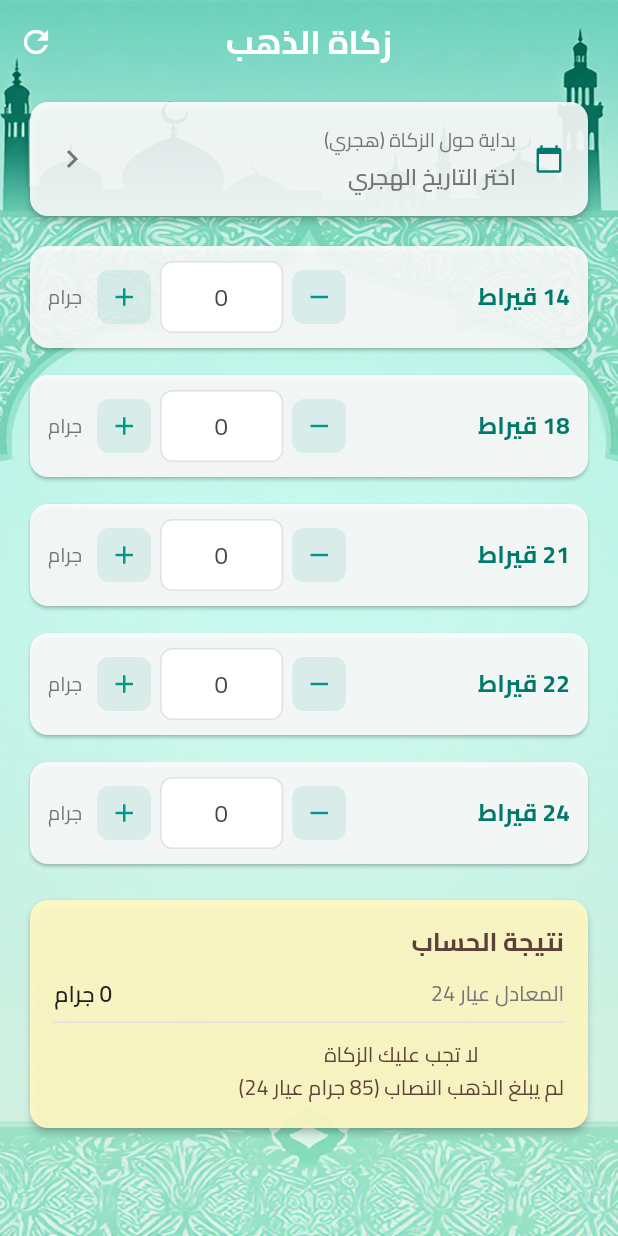
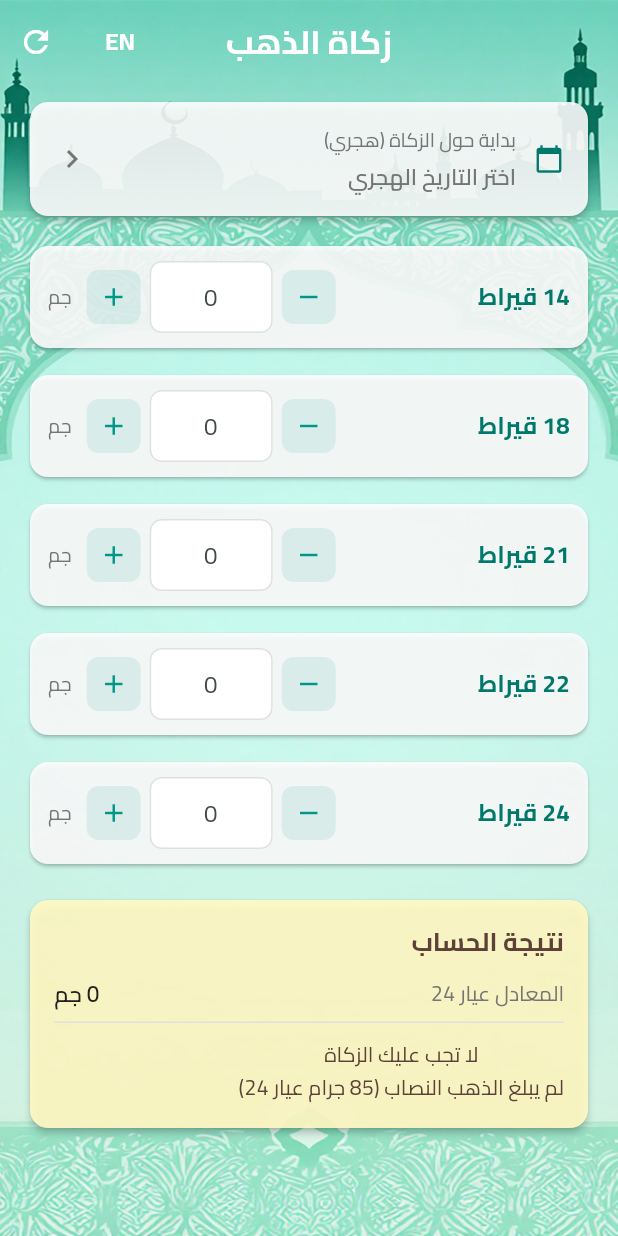
Before and after one commit to InvalidNamex/zakat, a Flutter app: the screen it shows after launch, on a phone screen of 412 x 824 dp. Run offline on Flutter 3.47's test engine with Material 3 defaults, Android fonts, the phone set to English and light mode, and no system bars; our stand-ins replace flutter_bloc, hijri, shared_preferences.

Commit message:
translations and icon

```diff
--- /dev/null
+++ b/lib/core/bloc/locale_cubit.dart
@@ -0,0 +1,23 @@
+import 'package:flutter/material.dart';
+import 'package:flutter_bloc/flutter_bloc.dart';
+
+import '../services/storage_service.dart';
+
+class LocaleCubit extends Cubit<Locale> {
+  LocaleCubit(this._storage)
+      : super(
+          _storage.getLocale() == 'en'
+              ? const Locale('en')
+              : const Locale('ar', 'EG'),
+        );
+
+  final StorageService _storage;
+
+  void toggleLocale() {
+    final next = state.languageCode == 'ar'
+        ? const Locale('en')
+        : const Locale('ar', 'EG');
+    _storage.saveLocale(next.languageCode);
+    emit(next);
+  }
+}
--- a/lib/core/services/storage_service.dart
+++ b/lib/core/services/storage_service.dart
@@ -7,6 +7,7 @@ class StorageService {
   static const String _hijriMonthKey = 'hijri_month';
   static const String _hijriDayKey = 'hijri_day';
   static const String _gramsPrefix = 'grams_';
+  static const String _localeKey = 'locale';
 
   final SharedPreferences _prefs;
 
@@ -49,4 +50,9 @@ class StorageService {
     await _prefs.remove(_hijriMonthKey);
     await _prefs.remove(_hijriDayKey);
   }
+
+  void saveLocale(String languageCode) =>
+      _prefs.setString(_localeKey, languageCode);
+
+  String? getLocale() => _prefs.getString(_localeKey);
 }
--- a/lib/features/home/home_screen.dart
+++ b/lib/features/home/home_screen.dart
@@ -5,9 +5,10 @@ import 'package:hijri/hijri_calendar.dart';
 
 import '../../constants/app_colors.dart';
 import '../../constants/app_constants.dart';
-import '../../constants/app_strings.dart';
+import '../../core/bloc/locale_cubit.dart';
 import '../../core/models/purity.dart';
 import '../../core/services/zakat_calculator.dart';
+import '../../l10n/app_localizations.dart';
 import 'bloc/home_bloc.dart';
 import 'bloc/home_event.dart';
 import 'bloc/home_state.dart';
@@ -21,21 +22,6 @@ class HomeScreen extends StatefulWidget {
 
 class _HomeScreenState extends State<HomeScreen> {
   final Map<int, TextEditingController> _controllers = {};
-
-  static const List<String> _hijriMonths = [
-    'محرم',
-    'صفر',
-    'ربيع الأول',
-    'ربيع الثاني',
-    'جمادى الأولى',
-    'جمادى الآخرة',
-    'رجب',
-    'شعبان',
-    'رمضان',
-    'شوال',
-    'ذو القعدة',
-    'ذو الحجة',
-  ];
 
   @override
   void initState() {
@@ -62,8 +48,8 @@ class _HomeScreenState extends State<HomeScreen> {
         : value.toString();
   }
 
-  String _formatHijriDate(HijriCalendar date) {
-    return '${date.hDay} ${_hijriMonths[date.hMonth - 1]} ${date.hYear} هـ';
+  String _formatHijriDate(HijriCalendar date, AppLocalizations l10n) {
+    return '${date.hDay} ${l10n.hijriMonths[date.hMonth - 1]} ${date.hYear} ${l10n.hijriSuffix}';
   }
 
   void _syncControllers(HomeLoaded state) {
@@ -130,6 +116,7 @@ class _HomeScreenState extends State<HomeScreen> {
   }
 
   Future<void> _pickHijriDate(HijriCalendar? current) async {
+    final l10n = AppLocalizations.of(context);
     final initial = current ?? HijriCalendar.now();
     int selYear = initial.hYear;
     int selMonth = initial.hMonth;
@@ -142,34 +129,34 @@ class _HomeScreenState extends State<HomeScreen> {
           final maxDays = _daysInHijriMonth(selYear, selMonth);
           if (selDay > maxDays) selDay = maxDays;
           return AlertDialog(
-            title: const Text('تاريخ بداية السنة الهجرية'),
+            title: Text(l10n.hijriDatePickerTitle),
             content: Column(
               mainAxisSize: MainAxisSize.min,
               children: [
-                _pickerRow('السنة', DropdownButton<int>(
+                _pickerRow(l10n.yearLabel, DropdownButton<int>(
                   value: selYear,
                   isExpanded: true,
                   items: [
                     for (int y = 1400; y <= 1500; y++)
-                      DropdownMenuItem(value: y, child: Text('$y هـ')),
+                      DropdownMenuItem(value: y, child: Text('$y ${l10n.hijriSuffix}')),
                   ],
                   onChanged: (v) =>
                       setDialogState(() => selYear = v ?? selYear),
                 )),
                 const SizedBox(height: 8),
-                _pickerRow('الشهر', DropdownButton<int>(
+                _pickerRow(l10n.monthLabel, DropdownButton<int>(
                   value: selMonth,
                   isExpanded: true,
                   items: [
-                    for (int m = 0; m < _hijriMonths.length; m++)
+                    for (int m = 0; m < l10n.hijriMonths.length; m++)
                       DropdownMenuItem(
-                          value: m + 1, child: Text(_hijriMonths[m])),
+                          value: m + 1, child: Text(l10n.hijriMonths[m])),
                   ],
                   onChanged: (v) =>
                       setDialogState(() => selMonth = v ?? selMonth),
                 )),
                 const SizedBox(height: 8),
-                _pickerRow('اليوم', DropdownButton<int>(
+                _pickerRow(l10n.dayLabel, DropdownButton<int>(
                   value: selDay,
                   isExpanded: true,
                   items: [
@@ -184,7 +171,7 @@ class _HomeScreenState extends State<HomeScreen> {
             actions: [
               TextButton(
                 onPressed: () => Navigator.pop(ctx),
-                child: const Text(AppStrings.no),
+                child: Text(l10n.no),
               ),
               TextButton(
                 onPressed: () => Navigator.pop(
@@ -194,7 +181,7 @@ class _HomeScreenState extends State<HomeScreen> {
                     ..hMonth = selMonth
                     ..hDay = selDay,
                 ),
-                child: const Text(AppStrings.yes),
+                child: Text(l10n.yes),
               ),
             ],
           );
@@ -208,21 +195,22 @@ class _HomeScreenState extends State<HomeScreen> {
   }
 
   Future<void> _confirmReset() async {
+    final l10n = AppLocalizations.of(context);
     final confirmed = await showDialog<bool>(
       context: context,
       builder: (ctx) => AlertDialog(
-        title: const Text(AppStrings.resetConfirmTitle),
-        content: const Text(AppStrings.resetConfirmContent),
+        title: Text(l10n.resetConfirmTitle),
+        content: Text(l10n.resetConfirmContent),
         actions: [
           TextButton(
             onPressed: () => Navigator.pop(ctx, false),
-            child: const Text(AppStrings.no),
+            child: Text(l10n.no),
           ),
           TextButton(
             onPressed: () => Navigator.pop(ctx, true),
-            child: const Text(
-              AppStrings.yes,
-              style: TextStyle(color: Colors.red),
+            child: Text(
+              l10n.yes,
+              style: const TextStyle(color: Colors.red),
             ),
           ),
         ],
@@ -259,6 +247,7 @@ class _HomeScreenState extends State<HomeScreen> {
   }
 
   Widget _buildLoadedUI(HomeLoaded state) {
+    final l10n = AppLocalizations.of(context);
     final topPad =
         MediaQuery.of(context).padding.top + kToolbarHeight + 8;
 
@@ -269,18 +258,29 @@ class _HomeScreenState extends State<HomeScreen> {
         backgroundColor: Colors.transparent,
         elevation: 0,
         scrolledUnderElevation: 0,
-        title: const Text(
-          AppStrings.appTitle,
-          style: TextStyle(
+        title: Text(
+          l10n.appTitle,
+          style: const TextStyle(
             fontWeight: FontWeight.bold,
             color: Colors.white,
           ),
         ),
         centerTitle: true,
         actions: [
+          TextButton(
+            onPressed: () => context.read<LocaleCubit>().toggleLocale(),
+            child: Text(
+              l10n.switchLanguageLabel,
+              style: const TextStyle(
+                color: Colors.white,
+                fontWeight: FontWeight.bold,
+                fontSize: 16,
+              ),
+            ),
+          ),
           IconButton(
             icon: const Icon(Icons.refresh, color: Colors.white),
-            tooltip: AppStrings.resetTooltip,
+            tooltip: l10n.resetTooltip,
             onPressed: _confirmReset,
           ),
         ],
@@ -298,12 +298,12 @@ class _HomeScreenState extends State<HomeScreen> {
               bottom: 24,
             ),
             children: [
-              _buildDateCard(state.hijriDate),
+              _buildDateCard(state.hijriDate, l10n),
               const SizedBox(height: 12),
               ...AppConstants.purities
-                  .map((p) => _buildPurityCard(p, state.grams[p.karat] ?? 0.0)),
+                  .map((p) => _buildPurityCard(p, state.grams[p.karat] ?? 0.0, l10n)),
               const SizedBox(height: 6),
-              _buildResultCard(state.grams),
+              _buildResultCard(state.grams, l10n),
               const SizedBox(height: 24),
             ],
           ),
@@ -314,7 +314,7 @@ class _HomeScreenState extends State<HomeScreen> {
 
   // ── Sub-widgets ───────────────────────────────────────────────────────────────
 
-  Widget _buildDateCard(HijriCalendar? date) {
+  Widget _buildDateCard(HijriCalendar? date, AppLocalizations l10n) {
     return Card(
       elevation: 2,
       color: const Color(0xE0FFFFFF),
@@ -336,9 +336,9 @@ class _HomeScreenState extends State<HomeScreen> {
                 child: Column(
                   crossAxisAlignment: CrossAxisAlignment.start,
                   children: [
-                    const Text(
-                      AppStrings.hijriDateLabel,
-                      style: TextStyle(
+                    Text(
+                      l10n.hijriDateLabel,
+                      style: const TextStyle(
                         fontSize: 13,
                         color: AppColors.textSecondary,
                       ),
@@ -346,8 +346,8 @@ class _HomeScreenState extends State<HomeScreen> {
                     const SizedBox(height: 4),
                     Text(
                       date != null
-                          ? _formatHijriDate(date)
-                          : AppStrings.selectHijriDate,
+                          ? _formatHijriDate(date, l10n)
+                          : l10n.selectHijriDate,
                       style: TextStyle(
                         fontSize: 15,
                         fontWeight: FontWeight.w600,
@@ -359,7 +359,10 @@ class _HomeScreenState extends State<HomeScreen> {
                   ],
                 ),
               ),
-              const Icon(Icons.chevron_left, color: AppColors.textSecondary),
+              Icon(
+                l10n.isArabic ? Icons.chevron_left : Icons.chevron_right,
+                color: AppColors.textSecondary,
+              ),
             ],
           ),
         ),
@@ -367,7 +370,7 @@ class _HomeScreenState extends State<HomeScreen> {
     );
   }
 
-  Widget _buildPurityCard(Purity purity, double currentGrams) {
+  Widget _buildPurityCard(Purity purity, double currentGrams, AppLocalizations l10n) {
     final karat = purity.karat;
     return Padding(
       padding: const EdgeInsets.only(bottom: 10),
@@ -381,7 +384,7 @@ class _HomeScreenState extends State<HomeScreen> {
             children: [
               Expanded(
                 child: Text(
-                  '$karat ${AppStrings.karatSuffix}',
+                  l10n.karatLabel(karat),
                   style: const TextStyle(
                     fontSize: 16,
                     fontWeight: FontWeight.bold,
@@ -432,10 +435,9 @@ class _HomeScreenState extends State<HomeScreen> {
                 () => _increment(karat, currentGrams),
               ),
               const SizedBox(width: 4),
-              const Text(
-                AppStrings.gramsUnit,
-                style:
-                    TextStyle(fontSize: 13, color: AppColors.textSecondary),
+              Text(
+                l10n.gramsUnit,
+                style: const TextStyle(fontSize: 13, color: AppColors.textSecondary),
               ),
             ],
           ),
@@ -458,7 +460,7 @@ class _HomeScreenState extends State<HomeScreen> {
     );
   }
 
-  Widget _buildResultCard(Map<int, double> grams) {
+  Widget _buildResultCard(Map<int, double> grams, AppLocalizations l10n) {
     final total = ZakatCalculator.totalEquivalent(grams);
     final zakatRequired = ZakatCalculator.isZakatRequired(total);
 
@@ -474,7 +476,7 @@ class _HomeScreenState extends State<HomeScreen> {
           crossAxisAlignment: CrossAxisAlignment.start,
           children: [
             Text(
-              AppStrings.resultTitle,
+              l10n.resultTitle,
               style: TextStyle(
                 fontSize: 17,
                 fontWeight: FontWeight.bold,
@@ -487,15 +489,15 @@ class _HomeScreenState extends State<HomeScreen> {
             Row(
               mainAxisAlignment: MainAxisAlignment.spaceBetween,
               children: [
-                const Text(
-                  AppStrings.total24KLabel,
-                  style: TextStyle(
+                Text(
+                  l10n.total24KLabel,
+                  style: const TextStyle(
                     fontSize: 14,
                     color: AppColors.textSecondary,
                   ),
                 ),
                 Text(
-                  '${_formatValue(total)} ${AppStrings.gramsUnit}',
+                  '${_formatValue(total)} ${l10n.gramsUnit}',
                   style: const TextStyle(
                     fontSize: 15,
                     fontWeight: FontWeight.w600,
@@ -511,16 +513,16 @@ class _HomeScreenState extends State<HomeScreen> {
               Row(
                 mainAxisAlignment: MainAxisAlignment.spaceBetween,
                 children: [
-                  const Text(
-                    AppStrings.zakatDueLabel,
-                    style: TextStyle(
+                  Text(
+                    l10n.zakatDueLabel,
+                    style: const TextStyle(
                       fontSize: 15,
                       fontWeight: FontWeight.w600,
                       color: AppColors.primaryDark,
                     ),
                   ),
                   Text(
-                    '${_formatValue(ZakatCalculator.calculateZakat(total))} ${AppStrings.gramsUnit}',
+                    '${_formatValue(ZakatCalculator.calculateZakat(total))} ${l10n.gramsUnit}',
                     style: const TextStyle(
                       fontSize: 16,
                       fontWeight: FontWeight.bold,
@@ -531,7 +533,7 @@ class _HomeScreenState extends State<HomeScreen> {
               )
             else
               Text(
-                AppStrings.zakatNotRequired,
+                l10n.zakatNotRequired,
                 style: const TextStyle(
                   fontSize: 14,
                   color: Color(0xFF5D4037),
--- /dev/null
+++ b/lib/l10n/app_localizations.dart
@@ -0,0 +1,125 @@
+import 'package:flutter/material.dart';
+
+class AppLocalizations {
+  AppLocalizations(this.locale);
+
+  final Locale locale;
+
+  static AppLocalizations of(BuildContext context) {
+    return Localizations.of<AppLocalizations>(context, AppLocalizations)!;
+  }
+
+  static const LocalizationsDelegate<AppLocalizations> delegate =
+      _AppLocalizationsDelegate();
+
+  bool get isArabic => locale.languageCode == 'ar';
+
+  // ── App ───────────────────────────────────────────────────────────────────────
+
+  String get appTitle => isArabic ? 'زكاة الذهب' : 'Gold Zakat';
+
+  String get switchLanguageLabel => isArabic ? 'EN' : 'ع';
+
+  // ── Date card ─────────────────────────────────────────────────────────────────
+
+  String get hijriDateLabel =>
+      isArabic ? 'بداية حول الزكاة (هجري)' : 'Zakat Year Start (Hijri)';
+
+  String get selectHijriDate =>
+      isArabic ? 'اختر التاريخ الهجري' : 'Select Hijri Date';
+
+  String get hijriSuffix => isArabic ? 'هـ' : 'H';
+
+  // ── Date picker dialog ────────────────────────────────────────────────────────
+
+  String get hijriDatePickerTitle =>
+      isArabic ? 'تاريخ بداية السنة الهجرية' : 'Hijri Year Start Date';
+
+  String get yearLabel => isArabic ? 'السنة' : 'Year';
+
+  String get monthLabel => isArabic ? 'الشهر' : 'Month';
+
+  String get dayLabel => isArabic ? 'اليوم' : 'Day';
+
+  // ── Purity card ───────────────────────────────────────────────────────────────
+
+  String karatLabel(int karat) =>
+      isArabic ? '$karat قيراط' : '${karat}K';
+
+  String get gramsUnit => isArabic ? 'جم' : 'g';
+
+  // ── Result card ───────────────────────────────────────────────────────────────
+
+  String get resultTitle => isArabic ? 'نتيجة الحساب' : 'Calculation Result';
+
+  String get total24KLabel => isArabic ? 'المعادل عيار 24' : '24K Equivalent';
+
+  String get zakatDueLabel => isArabic ? 'الزكاة المستحقة' : 'Zakat Due';
+
+  String get zakatNotRequired => isArabic
+      ? 'لا تجب عليك الزكاة\nلم يبلغ الذهب النصاب (85 جرام عيار 24)'
+      : 'Zakat is not required\nGold has not reached the Nisab (85g of 24K)';
+
+  // ── Reset ─────────────────────────────────────────────────────────────────────
+
+  String get resetTooltip => isArabic ? 'إعادة تعيين' : 'Reset';
+
+  String get resetConfirmTitle =>
+      isArabic ? 'إعادة تعيين البيانات' : 'Reset Data';
+
+  String get resetConfirmContent => isArabic
+      ? 'هل تريد مسح جميع القيم المحفوظة؟'
+      : 'Are you sure you want to clear all saved values?';
+
+  String get yes => isArabic ? 'نعم' : 'Yes';
+
+  String get no => isArabic ? 'لا' : 'No';
+
+  // ── Hijri months ─────────────────────────────────────────────────────────────
+
+  List<String> get hijriMonths => isArabic
+      ? [
+          'محرم',
+          'صفر',
+          'ربيع الأول',
+          'ربيع الثاني',
+          'جمادى الأولى',
+          'جمادى الآخرة',
+          'رجب',
+          'شعبان',
+          'رمضان',
+          'شوال',
+          'ذو القعدة',
+          'ذو الحجة',
+        ]
+      : [
+          'Muharram',
+          'Safar',
+          "Rabi' al-Awwal",
+          "Rabi' al-Thani",
+          'Jumada al-Awwal',
+          'Jumada al-Thani',
+          'Rajab',
+          "Sha'ban",
+          'Ramadan',
+          'Shawwal',
+          "Dhu al-Qi'dah",
+          'Dhu al-Hijjah',
+        ];
+}
+
+class _AppLocalizationsDelegate
+    extends LocalizationsDelegate<AppLocalizations> {
+  const _AppLocalizationsDelegate();
+
+  @override
+  bool isSupported(Locale locale) =>
+      ['ar', 'en'].contains(locale.languageCode);
+
+  @override
+  Future<AppLocalizations> load(Locale locale) async =>
+      AppLocalizations(locale);
+
+  @override
+  bool shouldReload(_AppLocalizationsDelegate old) => false;
+}
--- a/lib/main.dart
+++ b/lib/main.dart
@@ -3,9 +3,11 @@ import 'package:flutter_bloc/flutter_bloc.dart';
 import 'package:flutter_localizations/flutter_localizations.dart';
 
 import 'constants/app_colors.dart';
+import 'core/bloc/locale_cubit.dart';
 import 'core/services/storage_service.dart';
 import 'features/home/bloc/home_bloc.dart';
 import 'features/splash/splash_screen.dart';
+import 'l10n/app_localizations.dart';
 
 void main() async {
   WidgetsFlutterBinding.ensureInitialized();
@@ -20,14 +22,23 @@ class ZakatApp extends StatelessWidget {
 
   @override
   Widget build(BuildContext context) {
-    return BlocProvider(
-      create: (_) => HomeBloc(storage: storage),
-      child: MaterialApp(
-        title: 'حاسبة زكاة المال',
+    return MultiBlocProvider(
+      providers: [
+        BlocProvider(create: (_) => LocaleCubit(storage)),
+        BlocProvider(create: (_) => HomeBloc(storage: storage)),
+      ],
+      child: BlocBuilder<LocaleCubit, Locale>(
+        builder: (context, locale) {
+          return MaterialApp(
+            title: locale.languageCode == 'ar' ? 'زكاة الذهب' : 'Gold Zakat',
             debugShowCheckedModeBanner: false,
-        locale: const Locale('ar', 'SA'),
-        supportedLocales: const [Locale('ar', 'SA')],
+            locale: locale,
+            supportedLocales: const [
+              Locale('ar', 'EG'),
+              Locale('en'),
+            ],
             localizationsDelegates: const [
+              AppLocalizations.delegate,
               GlobalMaterialLocalizations.delegate,
               GlobalWidgetsLocalizations.delegate,
               GlobalCupertinoLocalizations.delegate,
@@ -42,6 +53,8 @@ class ZakatApp extends StatelessWidget {
               scaffoldBackgroundColor: AppColors.background,
             ),
             home: const SplashScreen(),
+          );
+        },
       ),
     );
   }
--- a/pubspec.yaml
+++ b/pubspec.yaml
@@ -16,7 +16,7 @@ publish_to: 'none' # Remove this line if you wish to publish to pub.dev
 # https://developer.apple.com/library/archive/documentation/General/Reference/InfoPlistKeyReference/Articles/CoreFoundationKeys.html
 # In Windows, build-name is used as the major, minor, and patch parts
 # of the product and file versions while build-number is used as the build suffix.
-version: 1.0.0+1
+version: 1.0.1+2
 
 environment:
   sdk: ^3.11.1
```
Also changed, not shown: 12 other files. Lines whose indentation alone changed are shown as unchanged.
